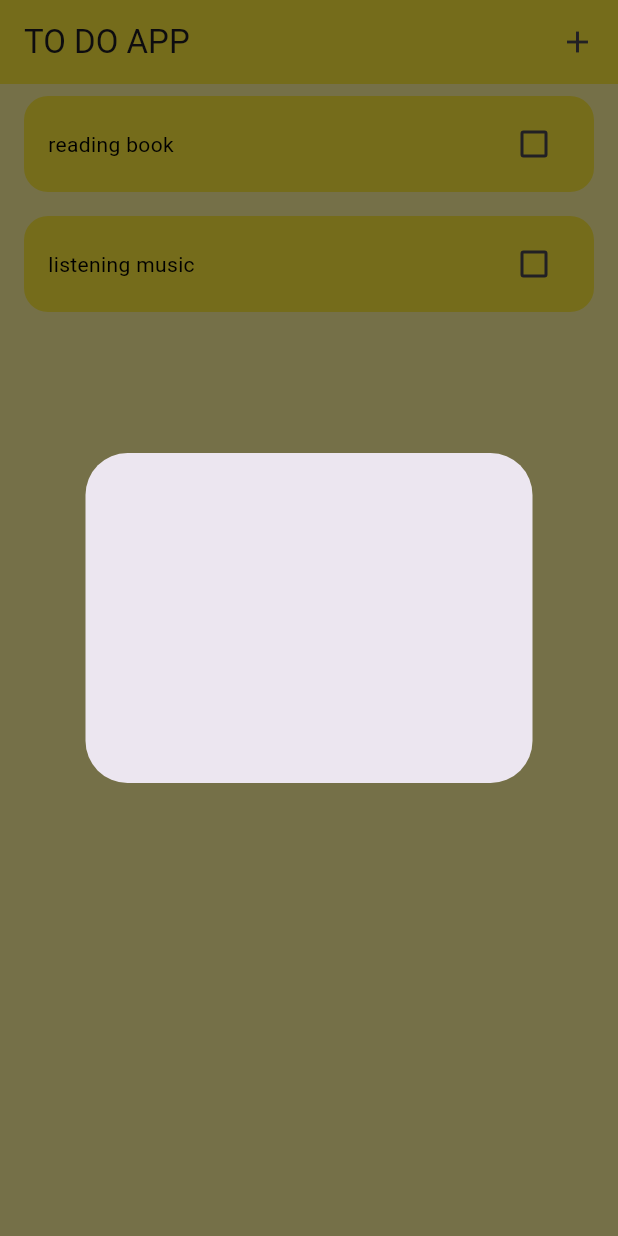
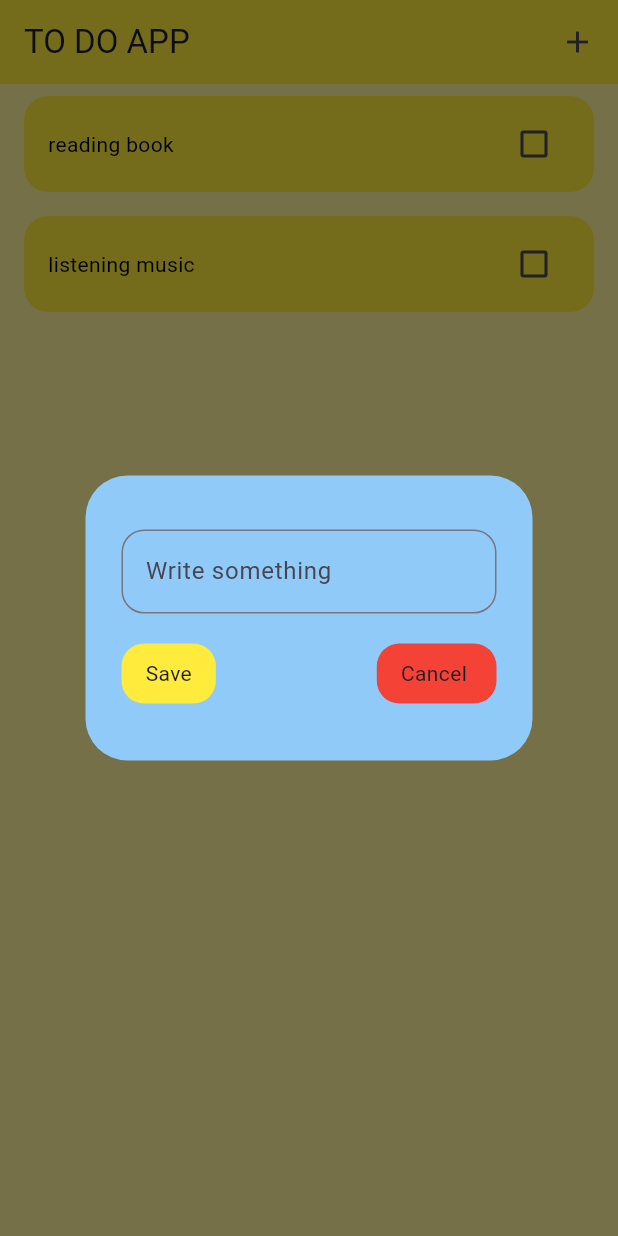
Before and after one commit to anhquantr123/flutter-learn-widgets, a Flutter app: the screen it shows after launch, after a tap on the "add" icon, on a phone screen of 412 x 824 dp. Run offline on Flutter 3.47's test engine with Material 3 defaults, Android fonts, the phone set to English and light mode, and no system bars; drawn by our look-alikes of flutter_slidable.

Commit message:
config delete button show dialog

```diff
--- a/drawer/lib/screens/setting_page.dart
+++ b/drawer/lib/screens/setting_page.dart
@@ -12,7 +12,7 @@ class _SettingPageState extends State<SettingPage> {
   Widget build(BuildContext context) {
     return Scaffold(
       appBar: AppBar(),
-      body: Center(
+      body: const Center(
         child: Text("this is setting page "),
       ),
     );
--- a/todo_simple/lib/screens/home_screen.dart
+++ b/todo_simple/lib/screens/home_screen.dart
@@ -15,6 +15,9 @@ class _HomeScreenState extends State<HomeScreen> {
     ['listening music  ', false],
   ];
 
+  // text editing controller
+  final _createNewTaskController = TextEditingController();
+
   // function onChange task
   void onChangeTask(bool? value, index) {
     setState(() {
@@ -28,9 +31,70 @@ class _HomeScreenState extends State<HomeScreen> {
         context: context,
         builder: (context) {
           return AlertDialog(
-            content: Container(
-              height: 180,
+            backgroundColor: Colors.blue[200],
+            content: SizedBox(
+              height: 150,
               width: 250,
+              child: Column(
+                children: [
+                  //
+                  const SizedBox(
+                    height: 20,
+                  ),
+                  TextField(
+                    controller: _createNewTaskController,
+                    decoration: InputDecoration(
+                        hintText: "Write something ",
+                        border: OutlineInputBorder(
+                            borderRadius: BorderRadius.circular(15))),
+                  ),
+                  // end text filed
+                  const SizedBox(
+                    height: 20,
+                  ),
+                  // create button save and cancel
+                  Row(
+                    mainAxisAlignment: MainAxisAlignment.spaceBetween,
+                    children: [
+                      // button save
+                      GestureDetector(
+                        onTap: () {
+                          // get name task add list
+                          setState(() {
+                            todoList
+                                .add([_createNewTaskController.text, false]);
+                            _createNewTaskController.clear();
+                            Navigator.of(context).pop();
+                          });
+                        },
+                        child: Container(
+                          padding: const EdgeInsets.symmetric(
+                              vertical: 10, horizontal: 16),
+                          decoration: BoxDecoration(
+                              borderRadius: BorderRadius.circular(15),
+                              color: Colors.yellow),
+                          child: const Text("Save"),
+                        ),
+                      ),
+
+                      // button cancel
+                      GestureDetector(
+                        onTap: () {
+                          Navigator.of(context).pop();
+                        },
+                        child: Container(
+                          padding: const EdgeInsets.symmetric(
+                              vertical: 10, horizontal: 16),
+                          decoration: BoxDecoration(
+                              borderRadius: BorderRadius.circular(15),
+                              color: Colors.red),
+                          child: const Text("Cancel "),
+                        ),
+                      )
+                    ],
+                  )
+                ],
+              ),
             ),
           );
         });
@@ -54,6 +118,11 @@ class _HomeScreenState extends State<HomeScreen> {
             itemCount: todoList.length,
             itemBuilder: (context, index) {
               return ToDoItem(
+                  onDelete: (context) {
+                    setState(() {
+                      todoList.removeAt(index);
+                    });
+                  },
                   isCompleted: todoList[index][1],
                   taskName: todoList[index][0],
                   onChanged: (value) => onChangeTask(value, index));
--- a/todo_simple/lib/widgets/todo_item.dart
+++ b/todo_simple/lib/widgets/todo_item.dart
@@ -1,20 +1,33 @@
 import 'package:flutter/material.dart';
+import 'package:flutter_slidable/flutter_slidable.dart';
 
 class ToDoItem extends StatelessWidget {
   ToDoItem(
       {super.key,
       required this.isCompleted,
       required this.taskName,
-      required this.onChanged});
+      required this.onChanged,
+      required this.onDelete});
 
   final String taskName;
   final bool isCompleted;
   Function(bool?)? onChanged;
+  Function(BuildContext) onDelete;
 
   @override
   Widget build(BuildContext context) {
-    return Container(
-      margin: const EdgeInsets.symmetric(vertical: 8, horizontal: 16),
+    return Padding(
+      padding: const EdgeInsets.symmetric(horizontal: 16, vertical: 8),
+      child: Slidable(
+        endActionPane: ActionPane(motion: const StretchMotion(), children: [
+          SlidableAction(
+            borderRadius: BorderRadius.circular(10),
+            onPressed: onDelete,
+            icon: Icons.delete,
+            backgroundColor: Colors.red,
+          )
+        ]),
+        child: Container(
           padding: const EdgeInsets.symmetric(vertical: 8, horizontal: 16),
           decoration: BoxDecoration(
               color: Colors.yellow, borderRadius: BorderRadius.circular(16)),
@@ -32,6 +45,8 @@ class ToDoItem extends StatelessWidget {
               Checkbox(value: isCompleted, onChanged: onChanged)
             ],
           ),
+        ),
+      ),
     );
   }
 }
--- a/todo_simple/pubspec.yaml
+++ b/todo_simple/pubspec.yaml
@@ -35,6 +35,7 @@ dependencies:
   # The following adds the Cupertino Icons font to your application.
   # Use with the CupertinoIcons class for iOS style icons.
   cupertino_icons: ^1.0.8
+  flutter_slidable: ^3.1.1
 
 dev_dependencies:
   flutter_test:
```
Also changed, not shown: todo_simple/pubspec.lock. Lines whose indentation alone changed are shown as unchanged.
